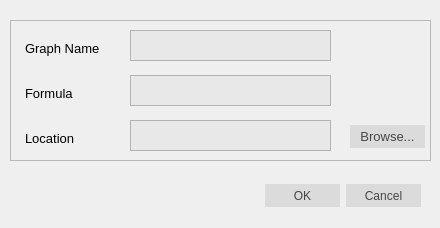
This is dlgsavegraph.ui in rddealwis/Formular_Calculator_and_Integrator as Qt 5 draws it before an edit. The edited form follows.
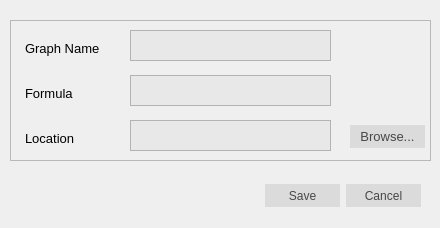
This is the edited form. Icons and pictures are not drawn.

Commit message: Changed some properties in interfaces.

Diff of the .ui file:
```diff
--- a/dlgsavegraph.ui
+++ b/dlgsavegraph.ui
@@ -51,7 +51,7 @@
     <enum>Qt::Horizontal</enum>
    </property>
    <property name="standardButtons">
-    <set>QDialogButtonBox::Cancel|QDialogButtonBox::Ok</set>
+    <set>QDialogButtonBox::Cancel|QDialogButtonBox::Save</set>
    </property>
   </widget>
   <widget class="QFrame" name="frmLocation">
```
The commit also changes 3 other files.
